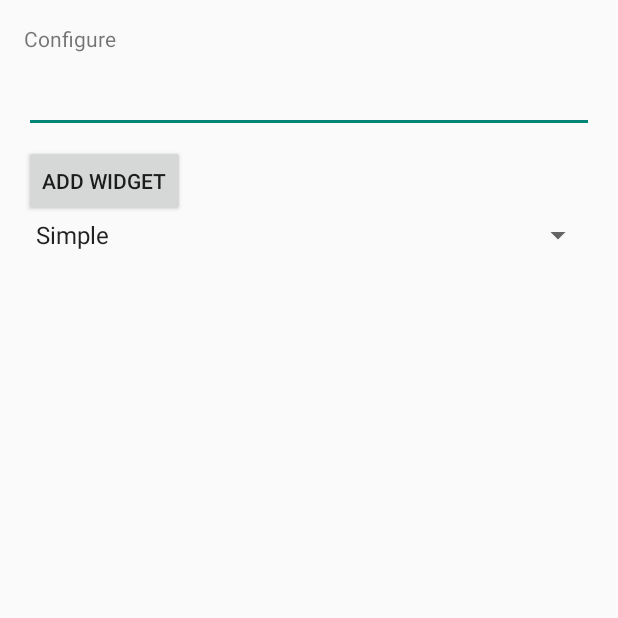
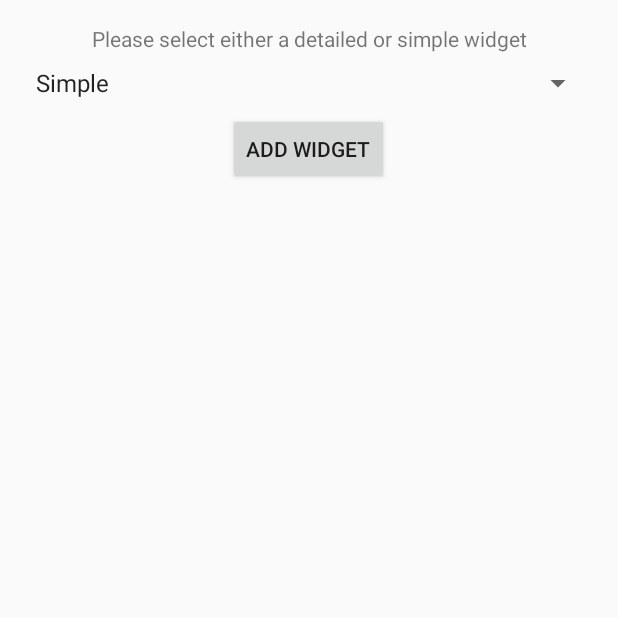
Before and after one commit to RJLgit/QuizApp, an Android app: the QuizAppWidgetConfigureActivity screen opened directly, with no data from a screen before it, on a phone screen of 412 x 824 dp, the top half of it. Run offline under Robolectric (Android 15) with nearby library versions, the phone set to English and light mode, and no system bars; our stand-ins replace Firebase (no records; nobody signed in at launch, a user with empty details on screens opened directly); 1 statement that could not run was skipped.

Commit message:
Made widget config activity more user friendly

```diff
--- a/app/src/main/java/com/example/android/myquizapp/QuizAppWidgetConfigureActivity.java
+++ b/app/src/main/java/com/example/android/myquizapp/QuizAppWidgetConfigureActivity.java
@@ -32,8 +32,7 @@ public class QuizAppWidgetConfigureActivity extends Activity {
     private static final String PREF_PREFIX_KEY = "appwidget_";
     private static final String PREF_MODE_KEY = "appwidget_simple_detailed";
     int mAppWidgetId = AppWidgetManager.INVALID_APPWIDGET_ID;
-    //int mAppWidgetId;
-    EditText mAppWidgetText;
+
     Spinner mSpinner;
     FirebaseFirestore db;
     private DocumentReference myRef;
@@ -273,7 +272,7 @@ public class QuizAppWidgetConfigureActivity extends Activity {
         setResult(RESULT_CANCELED);*/
 
         setContentView(R.layout.quiz_app_widget_configure);
-        mAppWidgetText = (EditText) findViewById(R.id.appwidget_text);
+
         mSpinner = findViewById(R.id.spinner1);
         mButton = findViewById(R.id.add_button);
 
--- a/app/src/main/res/layout/quiz_app_widget_configure.xml
+++ b/app/src/main/res/layout/quiz_app_widget_configure.xml
@@ -9,13 +9,21 @@
         android:layout_width="match_parent"
         android:layout_height="wrap_content"
         android:layout_marginBottom="8dp"
-        android:text="@string/configure" />
+        android:text="@string/widget_config_prompt"
+        android:layout_gravity="center"
+        android:textAlignment="center"/>
 
-    <EditText
+   <!-- <EditText
         android:id="@+id/appwidget_text"
         android:layout_width="match_parent"
         android:layout_height="wrap_content"
-        android:inputType="text" />
+        android:inputType="text" />-->
+    <Spinner
+        android:id="@+id/spinner1"
+        android:layout_width="match_parent"
+        android:layout_height="wrap_content"
+        android:entries="@array/spinner_array"
+        android:prompt="@string/category_prompt" />
 
     <Button
         android:id="@+id/add_button"
@@ -23,14 +31,10 @@
         android:layout_height="wrap_content"
         android:layout_marginTop="8dp"
         android:text="@string/add_widget"
-        android:onClick="configSetUp"/>
+        android:onClick="configSetUp"
+        android:layout_gravity="center"/>
 
-    <Spinner
-        android:id="@+id/spinner1"
-        android:layout_width="match_parent"
-        android:layout_height="wrap_content"
-        android:entries="@array/spinner_array"
-        android:prompt="@string/category_prompt" />
+
 
 
 
--- a/app/src/main/res/values/strings.xml
+++ b/app/src/main/res/values/strings.xml
@@ -16,6 +16,7 @@
     <string name="category_prompt">Choose a category</string>
     <string name="quiz_app">Quiz App</string>
     <string name="refresh_widget">Refresh</string>
+    <string name="widget_config_prompt">Please select either a detailed or simple widget</string>
 
     <string-array name="category_arrays">
         <item>TV</item>
```
